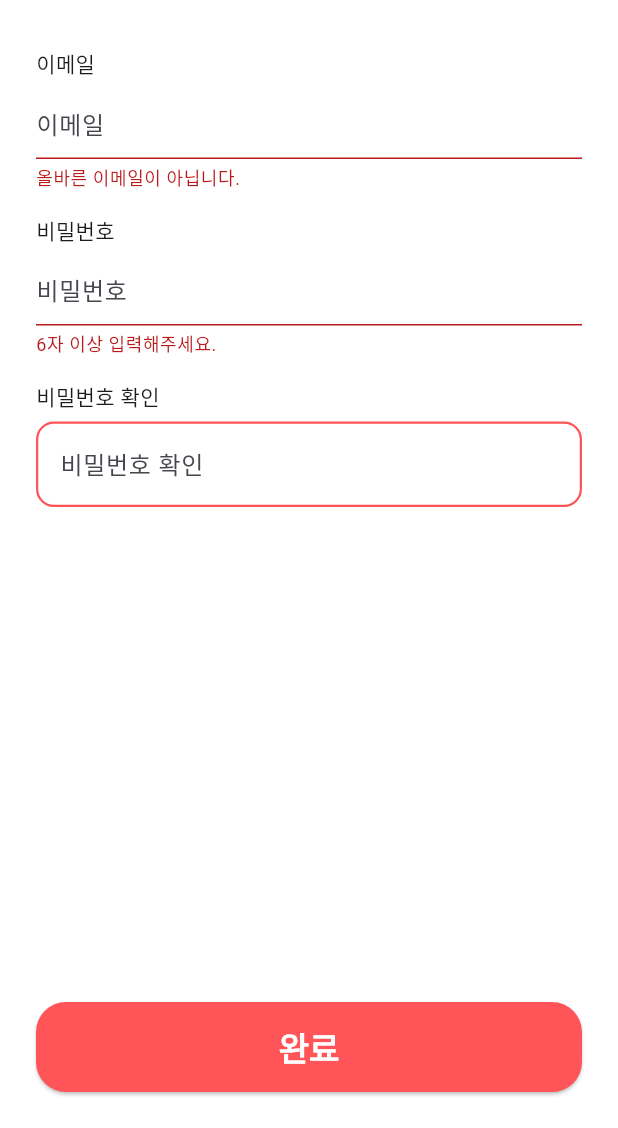
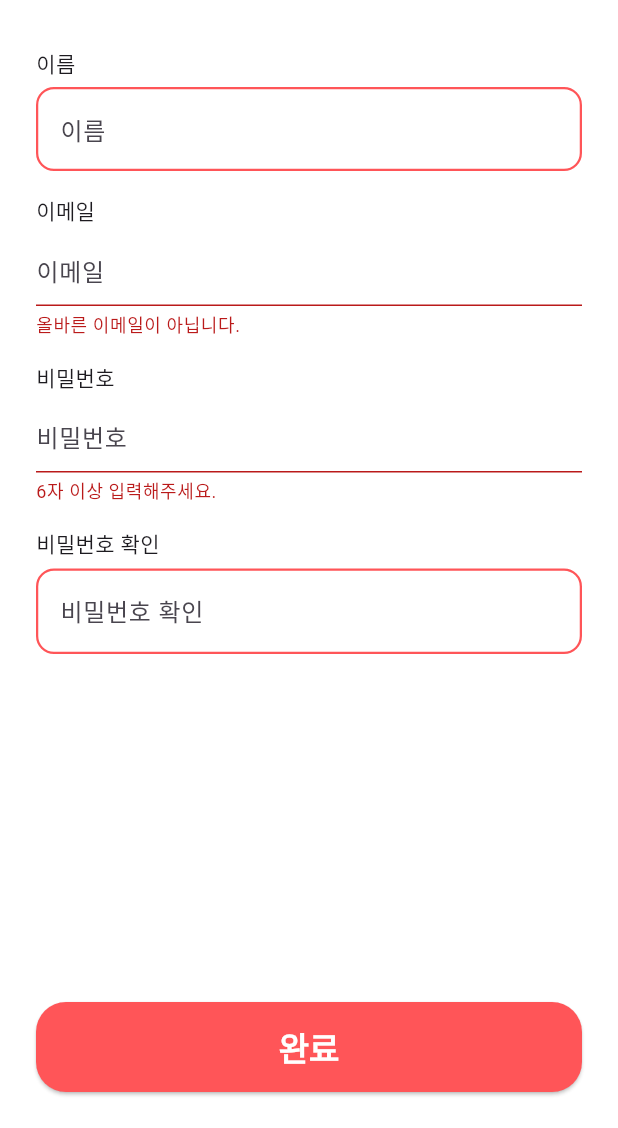
Before and after one commit to Jengaaaa/frontend, a Flutter app: the SignupScreen screen opened directly, after a tap on "완료", on a phone screen of 412 x 824 dp, the part 108-1236 px from its top. Run offline on Flutter 3.47's test engine with Material 3 defaults, Android fonts, the phone set to English and light mode, and no system bars; our stand-ins replace camera, permission_handler; network calls fail.

Commit message:
update flow (signup -> login -> home)

```diff
--- a/lib/features/auth/signup_screen.dart
+++ b/lib/features/auth/signup_screen.dart
@@ -1,7 +1,7 @@
 import 'package:flutter/material.dart';
 import 'package:frontend/common_widgets/primary_button.dart';
 import 'package:frontend/features/auth/widgets/auth_text_field.dart';
-import 'signup_success_screen.dart';
+import 'package:frontend/features/survey/survey_job_screen.dart';
 import 'auth_api.dart';
 
 class SignupScreen extends StatefulWidget {
@@ -107,6 +107,13 @@ class _SignupScreenState extends State<SignupScreen> {
                 child: Column(
                   children: [
                     AuthTextField(
+                      label: "이름",
+                      hint: "이름",
+                      controller: name,
+                      borderColor: strokeColor,
+                      errorBorderColor: strokeColor,
+                    ),
+                    AuthTextField(
                       label: "이메일",
                       hint: "이메일",
                       controller: email,
@@ -154,10 +161,12 @@ class _SignupScreenState extends State<SignupScreen> {
                     );
 
                     if (!mounted) return;
-                    Navigator.push(
+                    // 회원가입 성공 후 직군 선택 화면으로 이동하면서 이름 전달
+                    Navigator.pushReplacement(
                       context,
                       MaterialPageRoute(
-                        builder: (_) => const SignupSuccessScreen(),
+                        builder: (_) =>
+                            SurveyJobScreen(userName: name.text.trim()),
                       ),
                     );
                   } catch (e) {
```
Also changed, not shown: lib/features/auth/login_screen.dart (+14 -5 lines), lib/features/survey/survey_job_screen.dart (+6 -3 lines), lib/main.dart (+10 -3 lines).
